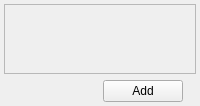
Above: src/ui/controllers/JobsTabController.ui from duri93/OneClone before the change. Below: the same form after it.
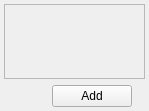
That is the form after the change. Icons and pictures are not drawn. Custom widgets are drawn as their Qt base class.

Commit message: Updated widget names following refactoring

```diff
--- a/src/ui/controllers/JobsTabController.ui
+++ b/src/ui/controllers/JobsTabController.ui
@@ -2,7 +2,15 @@
 <ui version="4.0">
  <class>JobsTabController</class>
  <widget class="QWidget" name="JobsTabController">
-    <layout class="QVBoxLayout" name="verticalLayout">
+  <property name="geometry">
+   <rect>
+    <x>0</x>
+    <y>0</y>
+    <width>149</width>
+    <height>111</height>
+   </rect>
+  </property>
+  <layout class="QVBoxLayout" name="verticalLayout">
    <property name="leftMargin">
     <number>4</number>
    </property>
@@ -25,8 +33,8 @@
        <rect>
         <x>0</x>
         <y>0</y>
-        <width>388</width>
-        <height>285</height>
+        <width>139</width>
+        <height>68</height>
        </rect>
       </property>
       <property name="sizePolicy">
@@ -123,17 +131,17 @@
   </layout>
  </widget>
  <customwidgets>
+  <customwidget>
+   <class>QLabelInstantTooltip</class>
+   <extends>QLabel</extends>
+   <header>src/ui/widgets/QLabelInstantTooltip.h</header>
+  </customwidget>
   <customwidget>
    <class>JobListWidget</class>
    <extends>QWidget</extends>
    <header>src/ui/widgets/JobListWidget.h</header>
    <container>1</container>
   </customwidget>
-  <customwidget>
-   <class>QLabelInstantTooltip</class>
-   <extends>QLabel</extends>
-   <header>src/ui/widgets/QLabelInstantTooltip.h</header>
-  </customwidget>
  </customwidgets>
  <resources>
   <include location="../../resources/resources.qrc"/>
```
Left out of the diff: 16 changed lines with no effect on the pictures. The commit also changes 6 other files.
